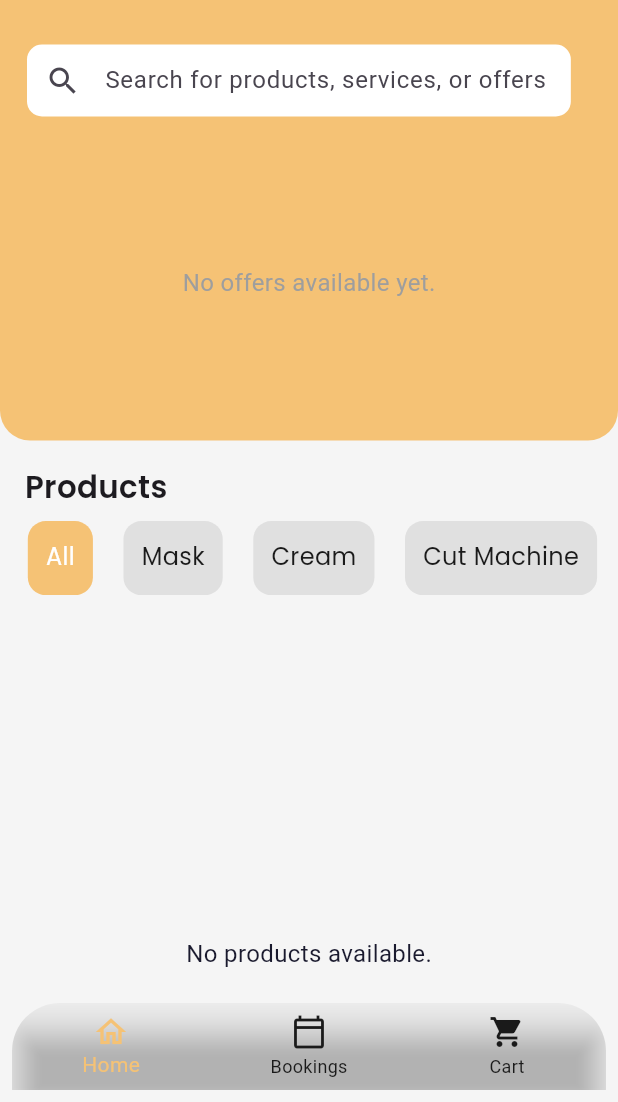
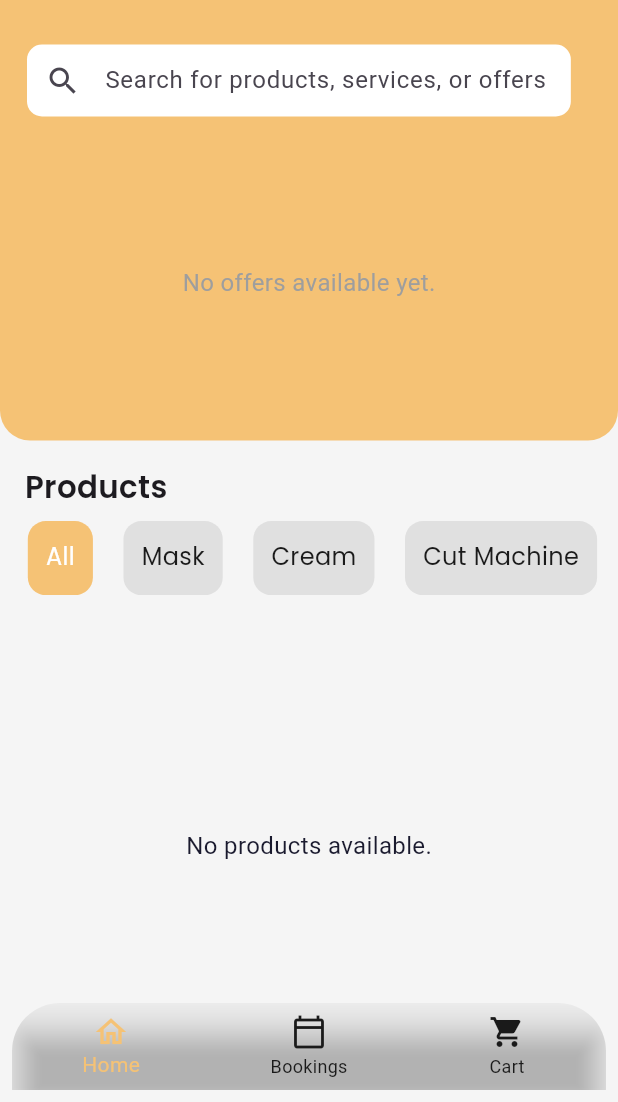
Before and after one commit to ab803/Genzo-Salon-User, a Flutter app: the HomeView screen opened by its route, on a phone screen of 412 x 824 dp, the part 134-1236 px from its top. Run offline on Flutter 3.47's test engine with Material 3 defaults, Android fonts, the light colour scheme and no system bars; our stand-ins replace cloud_firestore, device_preview, dio, equatable, firebase_auth, firebase_core and 7 more; missing offline and left inert: liquid_glass; accounts and stored records are empty.

Commit message:
fix bug in home view

```diff
--- a/lib/Feature/Home/HomeView.dart
+++ b/lib/Feature/Home/HomeView.dart
@@ -1,12 +1,15 @@
 import 'package:flutter/material.dart';
 import 'package:flutter_localization/flutter_localization.dart';
+import 'package:flutter_bloc/flutter_bloc.dart';
 import 'package:userbarber/Feature/Home/Widgets/ProductGridView.dart';
 import 'package:userbarber/Feature/Home/Widgets/ProductListItem.dart';
 import 'package:userbarber/Feature/Home/Widgets/ScaffoldWithNav.dart';
 import 'package:userbarber/Feature/Home/Widgets/header.dart';
+import 'package:userbarber/Feature/Home/Manager/product_cubit.dart';
+import 'package:userbarber/Feature/Home/productRepo/productRepo.dart';
+import 'package:userbarber/core/Services/Firestore.dart';
 import 'package:userbarber/core/Styles/Styles.dart';
 import 'package:userbarber/core/Styles/TextStyles.dart';
-
 
 class HomeView extends StatefulWidget {
   const HomeView({super.key});
@@ -18,6 +21,9 @@ class HomeView extends StatefulWidget {
 class _HomeViewState extends State<HomeView> {
   int selectedIndex = 0;
 
+  // create cubit once and reuse
+  late final ProductCubit _productCubit;
+
   final List<String> categoryKeys = [
     'categoryAll',
     'categoryMask',
@@ -27,6 +33,19 @@ class _HomeViewState extends State<HomeView> {
   ];
 
   @override
+  void initState() {
+    super.initState();
+    _productCubit = ProductCubit(ProductRepository(FirestoreService()));
+    _productCubit.listenToProducts(); // start listening once
+  }
+
+  @override
+  void dispose() {
+    _productCubit.close();
+    super.dispose();
+  }
+
+  @override
   Widget build(BuildContext context) {
     final screenHeight = MediaQuery.of(context).size.height;
     final screenWidth = MediaQuery.of(context).size.width;
@@ -34,8 +53,11 @@ class _HomeViewState extends State<HomeView> {
 
     return ScaffoldWithNav(
       selectedIndex: 0,
-      child: SingleChildScrollView(
-        padding: EdgeInsets.only(bottom: screenHeight * 0.1),
+      // Provide the cubit once to descendant widgets so it is not recreated every rebuild
+      child: BlocProvider.value(
+        value: _productCubit,
+        child: Padding(
+          padding: EdgeInsets.only(bottom: screenHeight * 0.02),
           child: Column(
             crossAxisAlignment: CrossAxisAlignment.start,
             children: [
@@ -81,8 +103,8 @@ class _HomeViewState extends State<HomeView> {
 
               SizedBox(height: screenHeight * 0.015),
 
-            SizedBox(
-              height: screenHeight * 0.55,
+              // Let the grid expand and handle its own scrolling (avoid nested scrollviews)
+              Expanded(
                 child: ProductGridView(
                   selectedCategory: categoryKeys[selectedIndex],
                 ),
@@ -90,6 +112,7 @@ class _HomeViewState extends State<HomeView> {
             ],
           ),
         ),
+      ),
     );
   }
 }
--- a/lib/Feature/Home/Widgets/ProductGridView.dart
+++ b/lib/Feature/Home/Widgets/ProductGridView.dart
@@ -4,8 +4,6 @@ import 'package:flutter_localization/flutter_localization.dart';
 import 'package:userbarber/Feature/Home/Manager/product_cubit.dart';
 import 'package:userbarber/Feature/Home/Manager/product_state.dart';
 import 'package:userbarber/Feature/Home/Widgets/ProductContianer.dart';
-import 'package:userbarber/Feature/Home/productRepo/productRepo.dart';
-import 'package:userbarber/core/Services/Firestore.dart';
 import 'package:userbarber/core/Styles/Styles.dart';
 
 class ProductGridView extends StatelessWidget {
@@ -16,7 +14,6 @@ class ProductGridView extends StatelessWidget {
     required this.selectedCategory,
   });
 
-  // ✅ Map between category keys (localization) and Firestore values
   static const Map<String, String> categoryMap = {
     "categoryAll": "All",
     "categoryMask": "Mask",
@@ -29,10 +26,8 @@ class ProductGridView extends StatelessWidget {
   Widget build(BuildContext context) {
     final isDark = Theme.of(context).brightness == Brightness.dark;
 
-    return BlocProvider(
-      create: (context) => ProductCubit(ProductRepository(FirestoreService()))
-        ..listenToProducts(),
-      child: BlocBuilder<ProductCubit, ProductState>(
+    // ProductCubit is provided from parent (HomeView) via BlocProvider.value
+    return BlocBuilder<ProductCubit, ProductState>(
       builder: (context, state) {
         if (state is ProductLoading) {
           return const Center(
@@ -41,13 +36,9 @@ class ProductGridView extends StatelessWidget {
         } else if (state is ProductLoaded) {
           var products = state.products;
 
-            // ✅ Filtering using the map
           if (selectedCategory != "categoryAll") {
-              final categoryValue =
-                  categoryMap[selectedCategory] ?? selectedCategory;
-              products = products
-                  .where((p) => p.productCategory == categoryValue)
-                  .toList();
+            final categoryValue = categoryMap[selectedCategory] ?? selectedCategory;
+            products = products.where((p) => p.productCategory == categoryValue).toList();
           }
 
           if (products.isEmpty) {
@@ -55,15 +46,14 @@ class ProductGridView extends StatelessWidget {
               child: Text(
                 'noProducts'.getString(context),
                 style: TextStyle(
-                    color: isDark
-                        ? AppColors.darkSecondaryText
-                        : AppColors.primaryNavy,
+                  color: isDark ? AppColors.darkSecondaryText : AppColors.primaryNavy,
                   fontSize: 16,
                 ),
               ),
             );
           }
 
+          // GridView handles its own scrolling; it's inside an Expanded in parent.
           return GridView.builder(
             itemCount: products.length,
             padding: const EdgeInsets.all(8),
@@ -100,7 +90,6 @@ class ProductGridView extends StatelessWidget {
 
         return const SizedBox.shrink();
       },
-      ),
     );
   }
 }
```
Also changed, not shown: lib/Feature/Home/Widgets/ProductContianer.dart (+18 -7 lines). Lines whose indentation alone changed are shown as unchanged.
